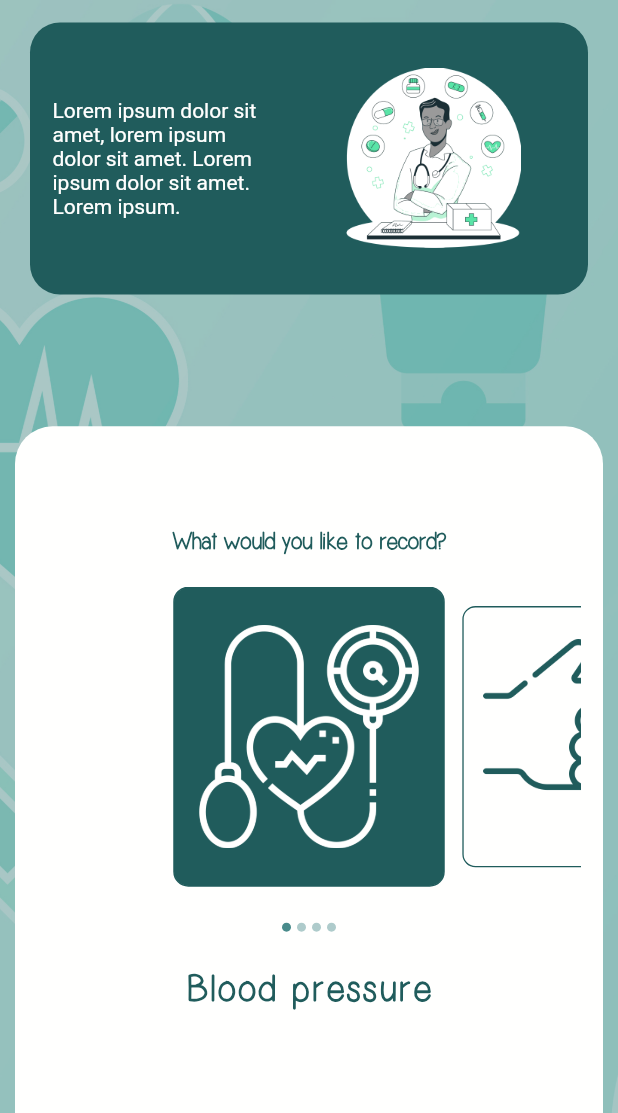
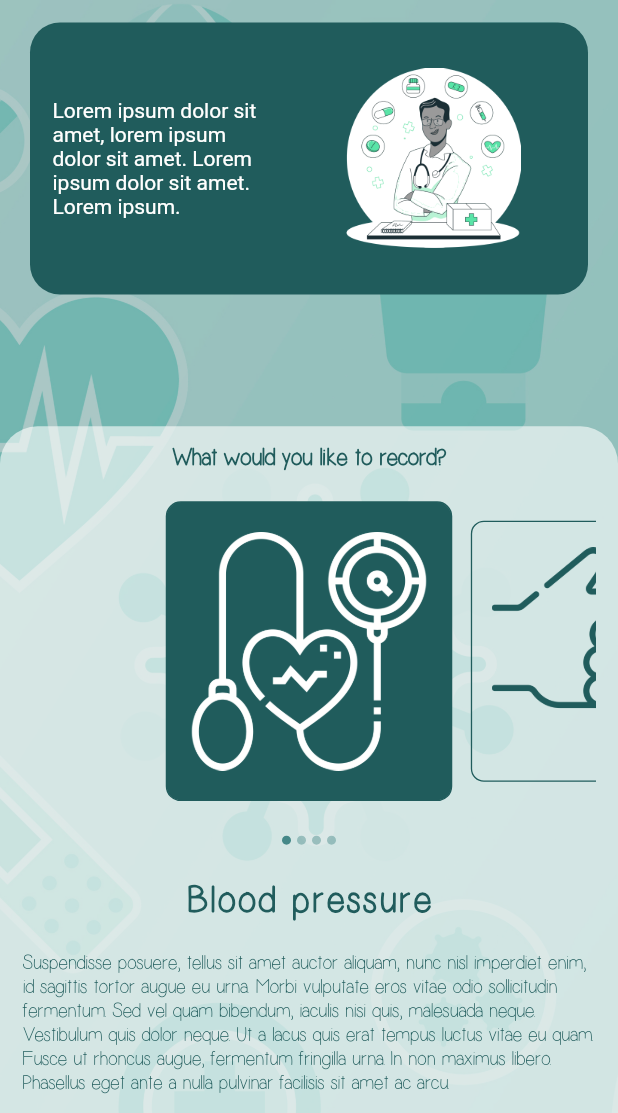
Before and after one commit to priscillaabhulimen/health_bit, a Flutter app: the TrackView screen opened directly, on a phone screen of 412 x 824 dp, the part 123-1236 px from its top. Run offline on Flutter 3.47's test engine with Material 2 defaults, Android fonts, the light colour scheme and no system bars; drawn by our look-alikes of carousel_slider, oktoast; our stand-ins replace another_flushbar, equatable, flutter_dotenv, flutter_spinkit, get_it, modal_bottom_sheet and 1 more; accounts and stored records are empty; Roboto replaces fonts that are missing (PlusJakartaDisplay).

Commit message:
Track view of main page ui changes

```diff
--- a/lib/ui/views/track/track_view.dart
+++ b/lib/ui/views/track/track_view.dart
@@ -151,24 +151,22 @@ class _TrackViewState extends State<TrackView> with TickerProviderStateMixin{
                   bottom: 0,
                   child: Container(
                     height: size.height/1.8,
-                    width: size.width - 20,
-                    margin: EdgeInsets.symmetric(horizontal: 10),
-                    padding: EdgeInsets.symmetric(horizontal: 15),
+                    width: size.width,
+                    padding: EdgeInsets.symmetric(horizontal: 15, vertical: 12),
                     decoration: BoxDecoration(
-                      color: AppColors.mainWhite,
+                      color: AppColors.mainWhite.withOpacity(0.6),
                       borderRadius: BorderRadius.only(
                         topLeft: Radius.circular(25),
                         topRight: Radius.circular(25)
                       )
                     ),
                     child: Column(
-                      mainAxisAlignment: MainAxisAlignment.center,
+                      mainAxisAlignment: MainAxisAlignment.spaceBetween,
                       children: [
                         Text(
                           'What would you like to record?',
                           style: AppTextStyles.appBar,
                         ),
-                        SizedBox(height: 20,),
                         CarouselSlider(
                           items: model.items.asMap().entries.map((e) {
                             return GestureDetector(
@@ -202,7 +200,6 @@ class _TrackViewState extends State<TrackView> with TickerProviderStateMixin{
                               }
                           ),
                         ),
-                        SizedBox(height: 20,),
                         Row(
                           mainAxisAlignment: MainAxisAlignment.center,
                           children: model.items.asMap().entries.map((e){
@@ -216,10 +213,16 @@ class _TrackViewState extends State<TrackView> with TickerProviderStateMixin{
                                 ));
                           }).toList(),
                         ),
-                        SizedBox(height: 20,),
                         Text(
                           model.items[model.current].label,
                           style: AppTextStyles.labelDark,
+                        ),
+                        Flexible(
+                          child: Text(
+                            model.items[model.current].description,
+                            style: AppTextStyles.cardLabelDark,
+                            overflow: TextOverflow.fade,
+                          ),
                         )
                       ],
                     ),
--- a/lib/ui/views/track/view_model.dart
+++ b/lib/ui/views/track/view_model.dart
@@ -29,18 +29,11 @@ class TrackViewModel extends BaseViewModel{
         activeImage: Image.asset('assets/images/b_pressure.png', color: AppColors.mainWhite,),
         inactiveImage: Image.asset('assets/images/b_pressure.png', color: AppColors.mainTeal,),
         label: 'Blood pressure',
-        description: 'Lorem ipsum dolor sit amet, consectetur adipiscing elit. Donec efficitur porttitor felis, '
-            'ut fermentum lacus gravida ut. Suspendisse posuere, tellus sit amet auctor aliquam, nunc nisl '
+        description: 'Suspendisse posuere, tellus sit amet auctor aliquam, nunc nisl '
             'imperdiet enim, id sagittis tortor augue eu urna. Morbi vulputate eros vitae odio sollicitudin fermentum. '
             'Sed vel quam bibendum, iaculis nisi quis, malesuada neque. Vestibulum quis dolor neque. '
             'Ut a lacus quis erat tempus luctus vitae eu quam. Fusce ut rhoncus augue, fermentum fringilla urna. '
             'In non maximus libero. Phasellus eget ante a nulla pulvinar facilisis sit amet ac arcu. '
-            'Vivamus ut ullamcorper urna. Aliquam et sapien pharetra, feugiat magna a, dictum felis. '
-            'Mauris blandit efficitur nibh quis maximus. Vestibulum ante ipsum primis in faucibus orci luctus '
-            'et ultrices posuere cubilia curae;'
-
-            'Nunc ac justo faucibus, cursus ante a, bibendum mauris. Duis magna orci, '
-            'mollis sed odio id, luctus faucibus justo. Sed maximus ut velit in scelerisque. '
 
     ),
     TrackItem(
@@ -50,10 +43,6 @@ class TrackViewModel extends BaseViewModel{
         label: 'Blood Sugar',
         description: 'Nunc ac justo faucibus, cursus ante a, bibendum mauris. Duis magna orci, '
             'mollis sed odio id, luctus faucibus justo. Sed maximus ut velit in scelerisque. '
-            'Fusce quis est congue, efficitur justo id, molestie augue. Praesent rhoncus id '
-            'magna vestibulum elementum. Ut molestie rutrum enim ut euismod. Cras gravida, sem blandit '
-            'egestas iaculis, arcu nisi suscipit nulla, in lacinia sapien sem id felis. In hac habitasse platea dictumst. '
-            'Sed euismod suscipit erat eget congue. Sed at vestibulum massa. Donec mattis ut lacus in ultricies.'
 
     ),
     TrackItem(
@@ -63,8 +52,7 @@ class TrackViewModel extends BaseViewModel{
         label: 'Water Intake',
         description: 'Lorem ipsum dolor sit amet, consectetur adipiscing elit. Donec efficitur porttitor felis, '
             'ut fermentum lacus gravida ut. Suspendisse posuere, tellus sit amet auctor aliquam, nunc nisl '
-            'imperdiet enim, id sagittis tortor augue eu urna. Morbi vulputate eros vitae odio sollicitudin fermentum. '
-            'Sed vel quam bibendum, iaculis nisi quis, malesuada neque.'
+            'imperdiet enim, id sagittis tortor augue eu urna..'
 
     ),
     TrackItem(
@@ -75,12 +63,7 @@ class TrackViewModel extends BaseViewModel{
         description: 'Lorem ipsum dolor sit amet, consectetur adipiscing elit. Donec efficitur porttitor felis, '
             'ut fermentum lacus gravida ut. Suspendisse posuere, tellus sit amet auctor aliquam, nunc nisl '
             'imperdiet enim, id sagittis tortor augue eu urna. Morbi vulputate eros vitae odio sollicitudin fermentum. '
-            'Sed vel quam bibendum, iaculis nisi quis, malesuada neque. Vestibulum quis dolor neque. '
-            'Ut a lacus quis erat tempus luctus vitae eu quam. Fusce ut rhoncus augue, fermentum fringilla urna. '
-            'In non maximus libero. Phasellus eget ante a nulla pulvinar facilisis sit amet ac arcu. '
-            'Vivamus ut ullamcorper urna. Aliquam et sapien pharetra, feugiat magna a, dictum felis. '
-            'Mauris blandit efficitur nibh quis maximus. Vestibulum ante ipsum primis in faucibus orci luctus '
-            'et ultrices posuere cubilia curae;'
+            'Sed vel quam bibendum, iaculis nisi quis, malesuada neque. '
 
     ),
   ];
```
